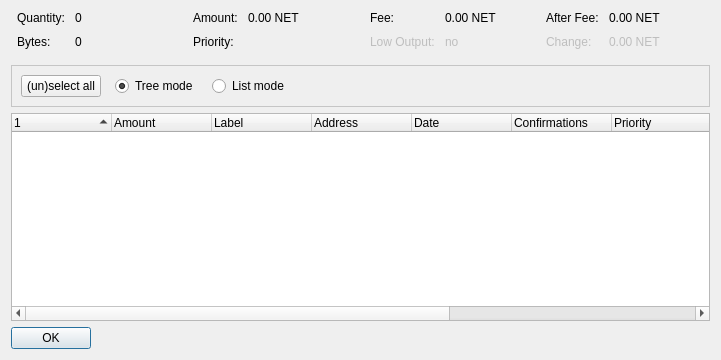
Old version of the form src/qt/forms/coincontroldialog.ui in the repository hanzou-x/flapxcoin.
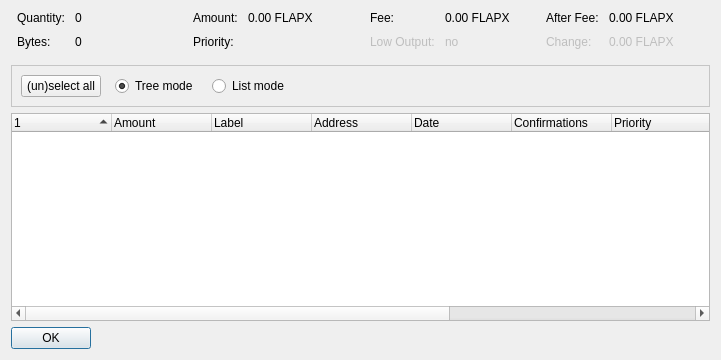
New version of the form. Custom widgets are drawn as their Qt base class.

Patch:
```diff
--- a/src/qt/forms/coincontroldialog.ui
+++ b/src/qt/forms/coincontroldialog.ui
@@ -123,7 +123,7 @@
           <enum>Qt::ActionsContextMenu</enum>
          </property>
          <property name="text">
-          <string>0.00 NET</string>
+          <string>0.00 FLAPX</string>
          </property>
          <property name="textInteractionFlags">
           <set>Qt::LinksAccessibleByMouse|Qt::TextSelectableByKeyboard|Qt::TextSelectableByMouse</set>
@@ -197,7 +197,7 @@
           <enum>Qt::ActionsContextMenu</enum>
          </property>
          <property name="text">
-          <string>0.00 NET</string>
+          <string>0.00 FLAPX</string>
          </property>
          <property name="textInteractionFlags">
           <set>Qt::LinksAccessibleByMouse|Qt::TextSelectableByKeyboard|Qt::TextSelectableByMouse</set>
@@ -271,7 +271,7 @@
           <enum>Qt::ActionsContextMenu</enum>
          </property>
          <property name="text">
-          <string>0.00 NET</string>
+          <string>0.00 FLAPX</string>
          </property>
          <property name="textInteractionFlags">
           <set>Qt::LinksAccessibleByMouse|Qt::TextSelectableByKeyboard|Qt::TextSelectableByMouse</set>
@@ -303,7 +303,7 @@
           <enum>Qt::ActionsContextMenu</enum>
          </property>
          <property name="text">
-          <string>0.00 NET</string>
+          <string>0.00 FLAPX</string>
          </property>
          <property name="textInteractionFlags">
           <set>Qt::LinksAccessibleByMouse|Qt::TextSelectableByKeyboard|Qt::TextSelectableByMouse</set>
```
